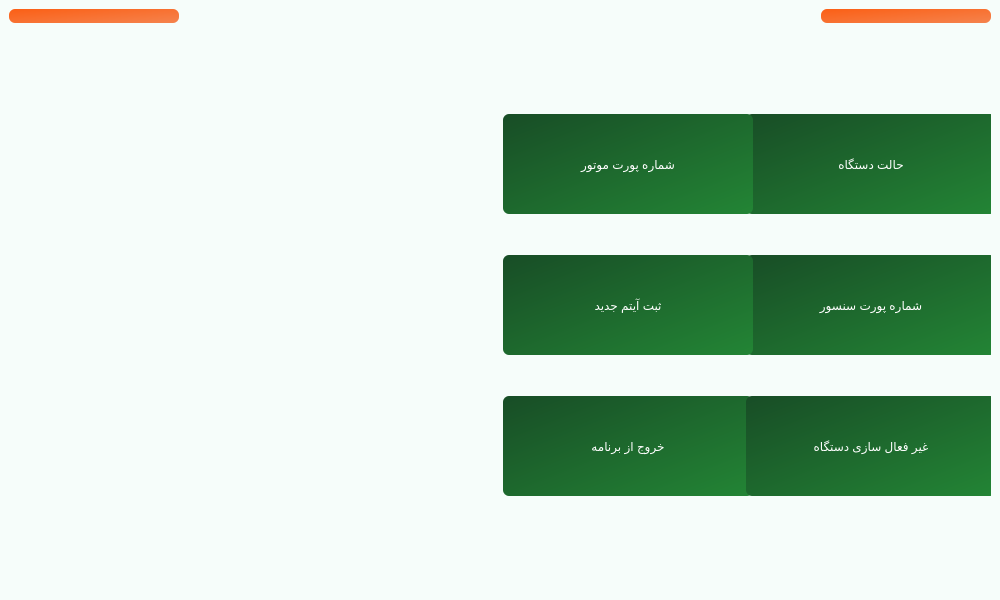
Old version of the form main.ui in the repository Farazist/raspberrypi-app.
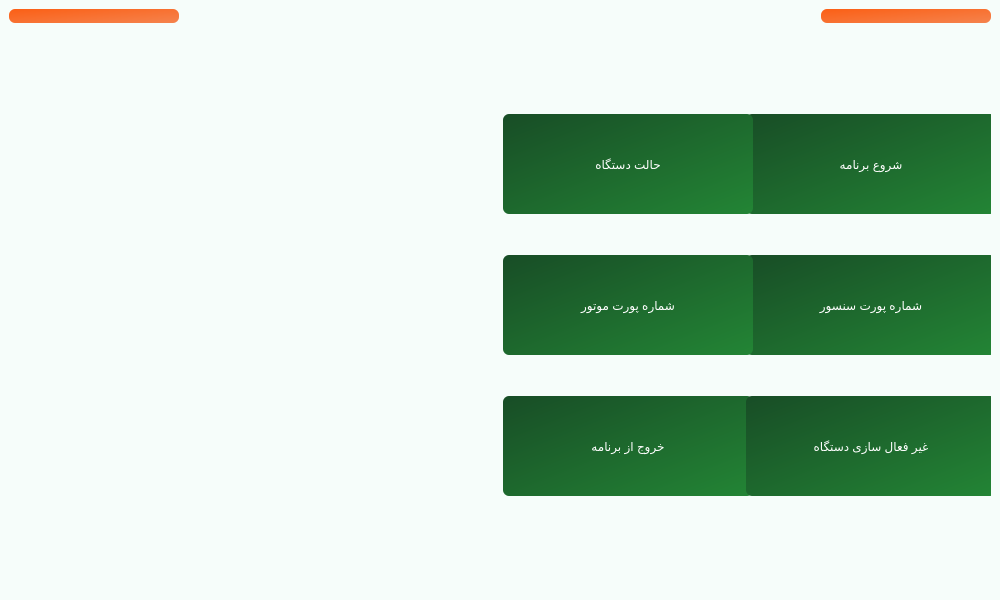
New version of the form. The open tabs and pages were chosen to show the change. Icons and pictures are not drawn.

What changed in the file:
```diff
--- a/main.ui
+++ b/main.ui
@@ -1712,108 +1712,6 @@
               </property>
              </widget>
             </item>
-            <item row="0" column="1">
-             <widget class="QPushButton" name="btnSetting1">
-              <property name="sizePolicy">
-               <sizepolicy hsizetype="Fixed" vsizetype="Fixed">
-                <horstretch>0</horstretch>
-                <verstretch>0</verstretch>
-               </sizepolicy>
-              </property>
-              <property name="minimumSize">
-               <size>
-                <width>250</width>
-                <height>100</height>
-               </size>
-              </property>
-              <property name="maximumSize">
-               <size>
-                <width>300</width>
-                <height>16777215</height>
-               </size>
-              </property>
-              <property name="styleSheet">
-               <string notr="true">background: qlineargradient(x1:0, y1:0, x2:1, y2:1, stop:0 #184d26, stop:1 #238535);
-font: 24pt &quot;IRANSans&quot;;
-color: #ffffff; 
-padding: 3px; 
-border: none; 
-border-radius: 6px;
-outline-style: none;</string>
-              </property>
-              <property name="text">
-               <string>حالت دستگاه</string>
-              </property>
-             </widget>
-            </item>
-            <item row="0" column="0">
-             <widget class="QPushButton" name="btnSetting2">
-              <property name="sizePolicy">
-               <sizepolicy hsizetype="Fixed" vsizetype="Fixed">
-                <horstretch>0</horstretch>
-                <verstretch>0</verstretch>
-               </sizepolicy>
-              </property>
-              <property name="minimumSize">
-               <size>
-                <width>250</width>
-                <height>100</height>
-               </size>
-              </property>
-              <property name="maximumSize">
-               <size>
-                <width>300</width>
-                <height>16777215</height>
-               </size>
-              </property>
-              <property name="styleSheet">
-               <string notr="true">background: qlineargradient(x1:0, y1:0, x2:1, y2:1, stop:0 #184d26, stop:1 #238535);
-font: 24pt &quot;IRANSans&quot;;
-color: #ffffff; 
-padding: 3px; 
-border: none; 
-border-radius: 6px;
-outline-style: none;</string>
-              </property>
-              <property name="text">
-               <string>شماره پورت موتور</string>
-              </property>
-             </widget>
-            </item>
-            <item row="2" column="0">
-             <widget class="QPushButton" name="btnSetting4">
-              <property name="sizePolicy">
-               <sizepolicy hsizetype="Fixed" vsizetype="Fixed">
-                <horstretch>0</horstretch>
-                <verstretch>0</verstretch>
-               </sizepolicy>
-              </property>
-              <property name="minimumSize">
-               <size>
-                <width>250</width>
-                <height>100</height>
-               </size>
-              </property>
-              <property name="maximumSize">
-               <size>
-                <width>300</width>
-                <height>16777215</height>
-               </size>
-              </property>
-              <property name="styleSheet">
-               <string notr="true">background: qlineargradient(x1:0, y1:0, x2:1, y2:1, stop:0 #184d26, stop:1 #238535);
-font: 24pt &quot;IRANSans&quot;;
-color: #ffffff; 
-padding: 3px; 
-border: none; 
-border-radius: 6px;
-outline-style: none;</string>
-              </property>
-              <property name="text">
-               <string>ثبت آیتم جدید</string>
-              </property>
-             </widget>
-            </item>
             <item row="3" column="0">
              <widget class="QPushButton" name="btnSetting6">
               <property name="sizePolicy">
@@ -1882,6 +1780,108 @@
               </property>
              </widget>
             </item>
+            <item row="0" column="1">
+             <widget class="QPushButton" name="btnSettingStart">
+              <property name="sizePolicy">
+               <sizepolicy hsizetype="Fixed" vsizetype="Fixed">
+                <horstretch>0</horstretch>
+                <verstretch>0</verstretch>
+               </sizepolicy>
+              </property>
+              <property name="minimumSize">
+               <size>
+                <width>250</width>
+                <height>100</height>
+               </size>
+              </property>
+              <property name="maximumSize">
+               <size>
+                <width>300</width>
+                <height>16777215</height>
+               </size>
+              </property>
+              <property name="styleSheet">
+               <string notr="true">background: qlineargradient(x1:0, y1:0, x2:1, y2:1, stop:0 #184d26, stop:1 #238535);
+font: 24pt &quot;IRANSans&quot;;
+color: #ffffff; 
+padding: 3px; 
+border: none; 
+border-radius: 6px;
+outline-style: none;</string>
+              </property>
+              <property name="text">
+               <string>شروع برنامه</string>
+              </property>
+             </widget>
+            </item>
+            <item row="2" column="0">
+             <widget class="QPushButton" name="btnSetting2">
+              <property name="sizePolicy">
+               <sizepolicy hsizetype="Fixed" vsizetype="Fixed">
+                <horstretch>0</horstretch>
+                <verstretch>0</verstretch>
+               </sizepolicy>
+              </property>
+              <property name="minimumSize">
+               <size>
+                <width>250</width>
+                <height>100</height>
+               </size>
+              </property>
+              <property name="maximumSize">
+               <size>
+                <width>300</width>
+                <height>16777215</height>
+               </size>
+              </property>
+              <property name="styleSheet">
+               <string notr="true">background: qlineargradient(x1:0, y1:0, x2:1, y2:1, stop:0 #184d26, stop:1 #238535);
+font: 24pt &quot;IRANSans&quot;;
+color: #ffffff; 
+padding: 3px; 
+border: none; 
+border-radius: 6px;
+outline-style: none;</string>
+              </property>
+              <property name="text">
+               <string>شماره پورت موتور</string>
+              </property>
+             </widget>
+            </item>
+            <item row="0" column="0">
+             <widget class="QPushButton" name="btnSetting1">
+              <property name="sizePolicy">
+               <sizepolicy hsizetype="Fixed" vsizetype="Fixed">
+                <horstretch>0</horstretch>
+                <verstretch>0</verstretch>
+               </sizepolicy>
+              </property>
+              <property name="minimumSize">
+               <size>
+                <width>250</width>
+                <height>100</height>
+               </size>
+              </property>
+              <property name="maximumSize">
+               <size>
+                <width>300</width>
+                <height>16777215</height>
+               </size>
+              </property>
+              <property name="styleSheet">
+               <string notr="true">background: qlineargradient(x1:0, y1:0, x2:1, y2:1, stop:0 #184d26, stop:1 #238535);
+font: 24pt &quot;IRANSans&quot;;
+color: #ffffff; 
+padding: 3px; 
+border: none; 
+border-radius: 6px;
+outline-style: none;</string>
+              </property>
+              <property name="text">
+               <string>حالت دستگاه</string>
+              </property>
+             </widget>
+            </item>
            </layout>
           </item>
          </layout>
```
Left out of the diff: 40 changed lines with no effect on the pictures.
